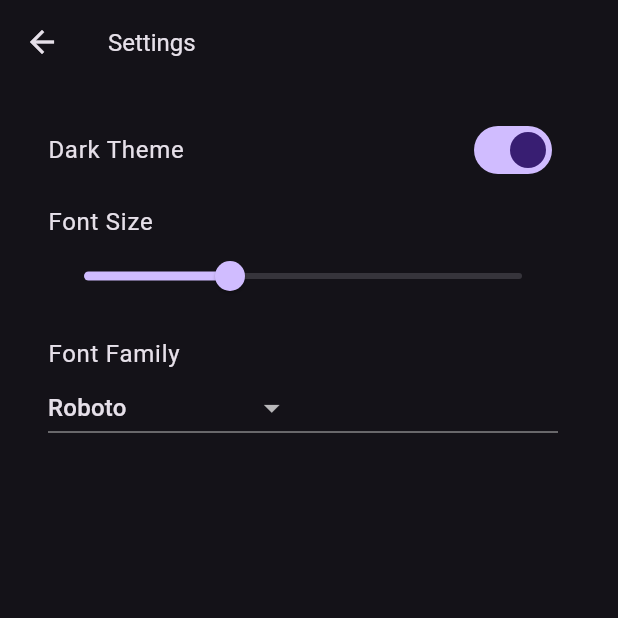
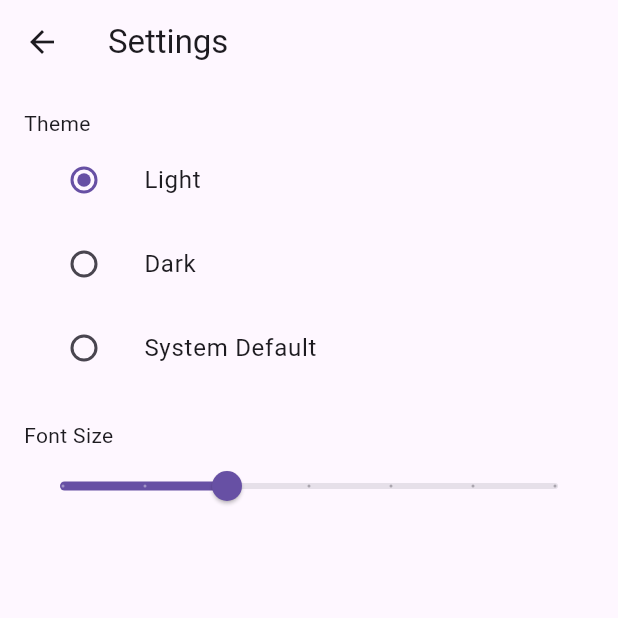
Before and after one commit to DevWhizUK/Flutter_Password_Manager, a Flutter app: the screen it shows after launch, after a tap on the "settings" icon, on a phone screen of 412 x 824 dp, the top half of it. Run offline on Flutter 3.47's test engine with Material 3 defaults, Android fonts, the phone set to English and light mode, and no system bars; network calls fail.

Commit message:
Style: Update login page styling and theme handling

```diff
--- a/lib/login.dart
+++ b/lib/login.dart
@@ -1,11 +1,9 @@
 import 'package:flutter/material.dart';
-import 'package:provider/provider.dart';
 import 'package:http/http.dart' as http;
 import 'dart:convert';
+import 'home.dart';
 import 'signup.dart';
 import 'settings.dart';
-import 'settings_provider.dart';
-import 'home.dart';
 
 class LoginPage extends StatefulWidget {
   @override
@@ -39,13 +37,13 @@ class _LoginPageState extends State<LoginPage> {
       final Map<String, dynamic> data = json.decode(response.body);
       setState(() {
         _message = data['message'];
+      });
       if (data['message'] == 'Login successful') {
         Navigator.pushReplacement(
           context,
           MaterialPageRoute(builder: (context) => HomePage(userId: data['userID'])),
         );
       }
-      });
     } else {
       setState(() {
         _message = 'Error: ${response.statusCode}';
@@ -59,7 +57,7 @@ class _LoginPageState extends State<LoginPage> {
 
   @override
   Widget build(BuildContext context) {
-    var settings = Provider.of<SettingsProvider>(context);
+    final theme = Theme.of(context);
     return Scaffold(
       appBar: AppBar(
         title: Text('SecuroScanner'),
@@ -77,18 +75,22 @@ class _LoginPageState extends State<LoginPage> {
       ),
       body: Padding(
         padding: const EdgeInsets.all(16.0),
+        child: Center(
+          child: SingleChildScrollView(
             child: Column(
               mainAxisAlignment: MainAxisAlignment.center,
               children: <Widget>[
+                Text(
+                  'Login',
+                  style: theme.textTheme.headline4,
+                ),
+                SizedBox(height: 40),
                 TextField(
                   controller: _usernameController,
                   decoration: InputDecoration(
                     labelText: 'Username',
                     prefixIcon: Icon(Icons.person),
-              ),
-              style: TextStyle(
-                fontSize: settings.fontSize,
-                fontFamily: settings.fontFamily,
+                    border: OutlineInputBorder(),
                   ),
                 ),
                 SizedBox(height: 20),
@@ -98,20 +100,15 @@ class _LoginPageState extends State<LoginPage> {
                   decoration: InputDecoration(
                     labelText: 'Password',
                     prefixIcon: Icon(Icons.lock),
+                    border: OutlineInputBorder(),
                     suffixIcon: IconButton(
-                  icon: Icon(
-                    _obscureText ? Icons.visibility : Icons.visibility_off,
-                  ),
+                      icon: Icon(_obscureText ? Icons.visibility : Icons.visibility_off),
                       onPressed: () {
                         setState(() {
                           _obscureText = !_obscureText;
                         });
                       },
                     ),
-              ),
-              style: TextStyle(
-                fontSize: settings.fontSize,
-                fontFamily: settings.fontFamily,
                   ),
                 ),
                 SizedBox(height: 20),
@@ -120,11 +117,14 @@ class _LoginPageState extends State<LoginPage> {
                     : ElevatedButton(
                         onPressed: _login,
                         child: Text('Login'),
+                        style: ElevatedButton.styleFrom(
+                          padding: EdgeInsets.symmetric(horizontal: 50, vertical: 15),
+                        ),
                       ),
                 SizedBox(height: 20),
                 Text(
                   _message,
-              style: TextStyle(color: Colors.red),
+                  style: TextStyle(color: theme.errorColor),
                 ),
                 SizedBox(height: 20),
                 TextButton(
@@ -134,9 +134,11 @@ class _LoginPageState extends State<LoginPage> {
                       MaterialPageRoute(builder: (context) => SignUpPage()),
                     );
                   },
-              child: Text('Don\'t have an account? Sign Up'),
+                  child: Text('Don\'t have an account? Sign up'),
                 ),
               ],
+            ),
+          ),
         ),
       ),
     );
--- a/lib/main.dart
+++ b/lib/main.dart
@@ -1,8 +1,6 @@
 import 'package:flutter/material.dart';
-import 'package:provider/provider.dart';
 import 'login.dart';
-import 'settings_provider.dart';
-import 'home.dart';
+import 'settings.dart';
 
 void main() {
   runApp(MyApp());
@@ -11,36 +9,31 @@ void main() {
 class MyApp extends StatelessWidget {
   @override
   Widget build(BuildContext context) {
-    return ChangeNotifierProvider(
-      create: (context) => SettingsProvider(),
-      child: Consumer<SettingsProvider>(
-        builder: (context, settings, child) {
+    return ValueListenableBuilder(
+      valueListenable: SettingsPage.themeNotifier,
+      builder: (context, ThemeMode currentMode, child) {
         return MaterialApp(
           title: 'SecuroScanner',
           theme: ThemeData(
-              brightness: settings.isDarkTheme ? Brightness.dark : Brightness.light,
-              primaryColor: Colors.blue,
-              hintColor: Colors.blueAccent,
+            brightness: Brightness.light,
+            primarySwatch: Colors.blue,
             textTheme: TextTheme(
-                headline1: TextStyle(fontSize: settings.fontSize * 2, fontFamily: settings.fontFamily),
-                headline2: TextStyle(fontSize: settings.fontSize * 1.5, fontFamily: settings.fontFamily),
-                headline3: TextStyle(fontSize: settings.fontSize * 1.25, fontFamily: settings.fontFamily),
-                headline4: TextStyle(fontSize: settings.fontSize, fontFamily: settings.fontFamily),
-                headline5: TextStyle(fontSize: settings.fontSize, fontFamily: settings.fontFamily),
-                headline6: TextStyle(fontSize: settings.fontSize, fontFamily: settings.fontFamily),
-                subtitle1: TextStyle(fontSize: settings.fontSize, fontFamily: settings.fontFamily),
-                subtitle2: TextStyle(fontSize: settings.fontSize, fontFamily: settings.fontFamily),
-                bodyText1: TextStyle(fontSize: settings.fontSize, fontFamily: settings.fontFamily),
-                bodyText2: TextStyle(fontSize: settings.fontSize, fontFamily: settings.fontFamily),
-                button: TextStyle(fontSize: settings.fontSize, fontFamily: settings.fontFamily),
-                caption: TextStyle(fontSize: settings.fontSize, fontFamily: settings.fontFamily),
-                overline: TextStyle(fontSize: settings.fontSize, fontFamily: settings.fontFamily),
+              headline4: TextStyle(fontSize: 36.0, fontWeight: FontWeight.bold),
+              bodyText1: TextStyle(fontSize: 16.0),
             ),
           ),
+          darkTheme: ThemeData(
+            brightness: Brightness.dark,
+            primarySwatch: Colors.blue,
+            textTheme: TextTheme(
+              headline4: TextStyle(fontSize: 36.0, fontWeight: FontWeight.bold),
+              bodyText1: TextStyle(fontSize: 16.0),
+            ),
+          ),
+          themeMode: currentMode,
           home: LoginPage(),
         );
       },
-      ),
     );
   }
 }
--- a/lib/settings.dart
+++ b/lib/settings.dart
@@ -1,11 +1,17 @@
 import 'package:flutter/material.dart';
-import 'package:provider/provider.dart';
-import 'settings_provider.dart';
 
-class SettingsPage extends StatelessWidget {
+class SettingsPage extends StatefulWidget {
+  static ValueNotifier<ThemeMode> themeNotifier = ValueNotifier(ThemeMode.light);
+
+  @override
+  _SettingsPageState createState() => _SettingsPageState();
+}
+
+class _SettingsPageState extends State<SettingsPage> {
+  double _fontSize = 16.0;
+
   @override
   Widget build(BuildContext context) {
-    var settings = Provider.of<SettingsProvider>(context);
     return Scaffold(
       appBar: AppBar(
         title: Text('Settings'),
@@ -13,42 +19,59 @@ class SettingsPage extends StatelessWidget {
       body: Padding(
         padding: const EdgeInsets.all(16.0),
         child: Column(
+          crossAxisAlignment: CrossAxisAlignment.start,
           children: [
+            Text('Theme'),
             ListTile(
-              title: Text('Dark Theme'),
-              trailing: Switch(
-                value: settings.isDarkTheme,
-                onChanged: (value) {
-                  settings.toggleTheme();
+              title: const Text('Light'),
+              leading: Radio<ThemeMode>(
+                value: ThemeMode.light,
+                groupValue: SettingsPage.themeNotifier.value,
+                onChanged: (ThemeMode? value) {
+                  setState(() {
+                    SettingsPage.themeNotifier.value = value!;
+                  });
                 },
               ),
             ),
             ListTile(
-              title: Text('Font Size'),
-              subtitle: Slider(
-                min: 12.0,
-                max: 24.0,
-                value: settings.fontSize,
-                onChanged: (value) {
-                  settings.setFontSize(value);
+              title: const Text('Dark'),
+              leading: Radio<ThemeMode>(
+                value: ThemeMode.dark,
+                groupValue: SettingsPage.themeNotifier.value,
+                onChanged: (ThemeMode? value) {
+                  setState(() {
+                    SettingsPage.themeNotifier.value = value!;
+                  });
                 },
               ),
             ),
             ListTile(
-              title: Text('Font Family'),
-              subtitle: DropdownButton<String>(
-                value: settings.fontFamily,
-                items: <String>['Roboto', 'Arial', 'Times New Roman', 'Courier New']
-                    .map((String value) {
-                  return DropdownMenuItem<String>(
-                    value: value,
-                    child: Text(value),
-                  );
-                }).toList(),
-                onChanged: (String? newValue) {
-                  settings.setFontFamily(newValue!);
+              title: const Text('System Default'),
+              leading: Radio<ThemeMode>(
+                value: ThemeMode.system,
+                groupValue: SettingsPage.themeNotifier.value,
+                onChanged: (ThemeMode? value) {
+                  setState(() {
+                    SettingsPage.themeNotifier.value = value!;
+                  });
                 },
               ),
+            ),
+            SizedBox(height: 20),
+            Text('Font Size'),
+            Slider(
+              value: _fontSize,
+              min: 12.0,
+              max: 24.0,
+              divisions: 6,
+              label: _fontSize.round().toString(),
+              onChanged: (double value) {
+                setState(() {
+                  _fontSize = value;
+                  // You would normally update the text theme here
+                });
+              },
             ),
           ],
         ),
```
Lines whose indentation alone changed are shown as unchanged.
